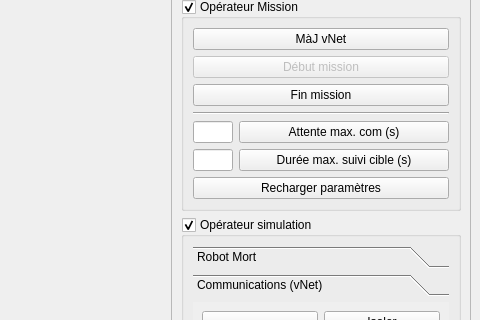
This is scripts/main_window.ui in chgrand/ismac as Qt 5 draws it before an edit; both pictures show x 512 to 992 and y 128 to 448 of the 992 by 885 pixel window. The edited form follows.
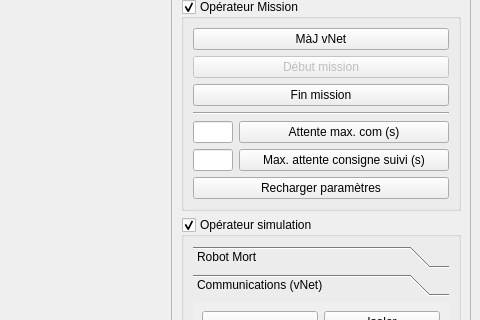
This is the edited form. The open tabs and pages were chosen to show the change. Custom widgets are drawn as their Qt base class.

Commit message: Update the text of the button for ubForTrack with its new use

Diff of the .ui file:
```diff
--- a/scripts/main_window.ui
+++ b/scripts/main_window.ui
@@ -218,7 +218,7 @@
             <item>
              <widget class="QPushButton" name="ubTargetButton">
               <property name="text">
-               <string>Durée max. suivi cible (s)</string>
+               <string>Max. attente consigne suivi (s)</string>
               </property>
              </widget>
             </item>
```
Left out of the diff: 12 changed lines with no effect on the pictures. The commit also changes 1 other file.
